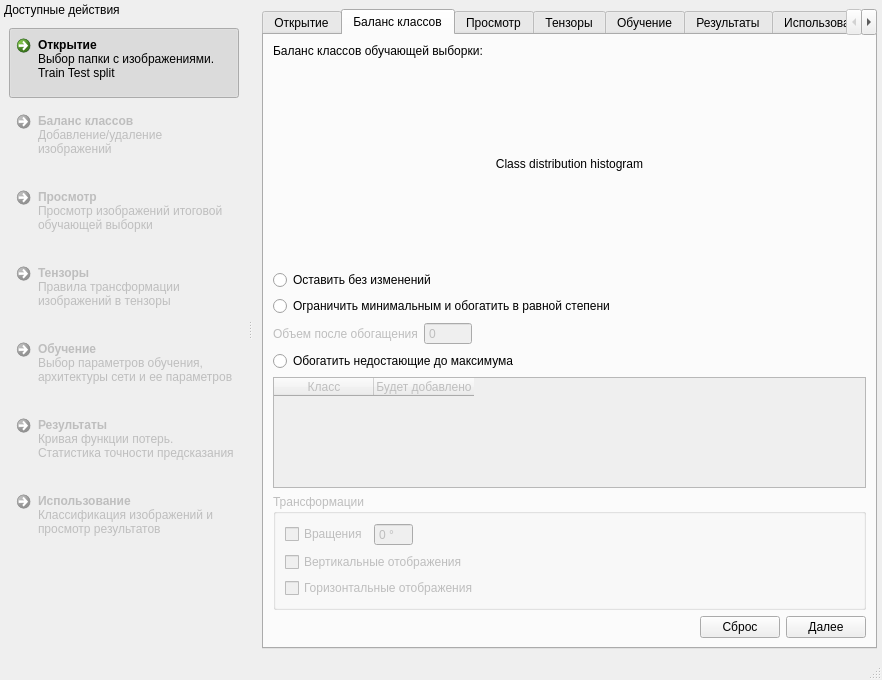
First picture: the form in qt_cpp_project/mainwindow.ui, repository gurmaaan/MedNN, before the edit.
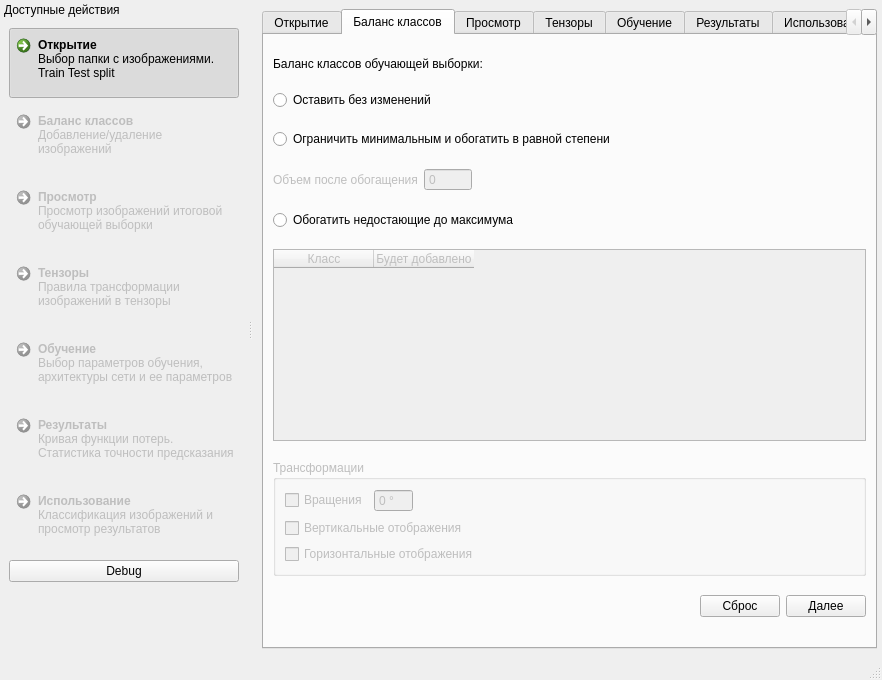
Second picture: the form after the edit. The open tabs and pages were chosen to show the change. Icons and pictures are not drawn.

Commit message: Оптимизация, кнопка дебаг, исправление ошибок

```diff
--- a/qt_cpp_project/mainwindow.ui
+++ b/qt_cpp_project/mainwindow.ui
@@ -577,26 +577,7 @@
          </widget>
         </item>
         <item>
-         <widget class="QLabel" name="t1_lbl_hist">
-          <property name="sizePolicy">
-           <sizepolicy hsizetype="Preferred" vsizetype="Minimum">
-            <horstretch>0</horstretch>
-            <verstretch>0</verstretch>
-           </sizepolicy>
-          </property>
-          <property name="minimumSize">
-           <size>
-            <width>0</width>
-            <height>200</height>
-           </size>
-          </property>
-          <property name="text">
-           <string>Class distribution histogram</string>
-          </property>
-          <property name="alignment">
-           <set>Qt::AlignCenter</set>
-          </property>
-         </widget>
+         <layout class="QVBoxLayout" name="t1_lyt_plot"/>
         </item>
         <item>
          <widget class="QRadioButton" name="t1_radio_no_changes">
@@ -986,6 +967,13 @@
        </property>
       </widget>
      </item>
+     <item>
+      <widget class="QPushButton" name="debug">
+       <property name="text">
+        <string>Debug</string>
+       </property>
+      </widget>
+     </item>
      <item>
       <spacer name="spcr_dockWidget">
        <property name="orientation">
```
Left out of the diff: 2 changed lines with no effect on the pictures. The commit also changes 2 other files.
